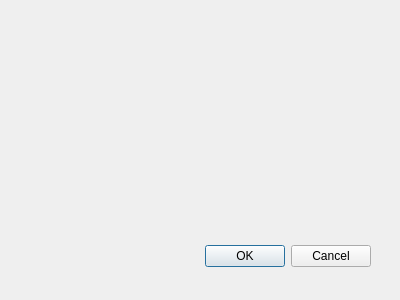
The window that mscore/notationpanel.ui (CraigFisher/MuseScore) describes before a commit, drawn with Qt 5.
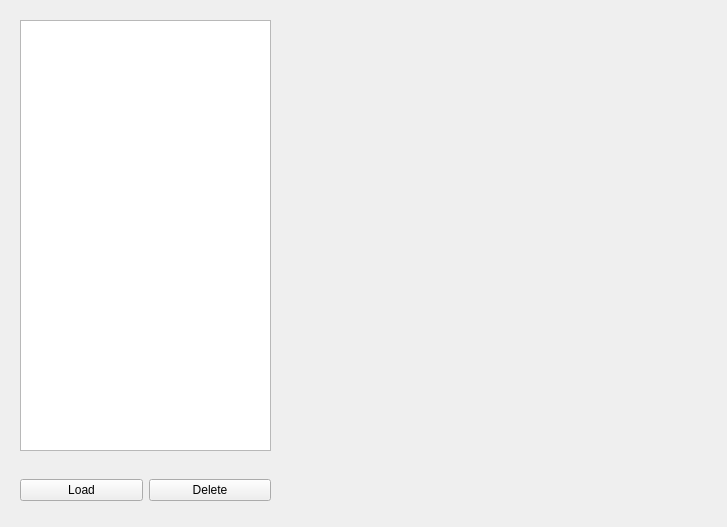
The same window after the commit.

The edit to the form file:
```diff
--- a/mscore/notationpanel.ui
+++ b/mscore/notationpanel.ui
@@ -3,32 +3,52 @@
  <comment/>
  <exportmacro/>
  <class>NotationPanel</class>
- <widget name="NotationPanel" class="QDialog">
+ <widget class="QWidget" name="NotationPanel">
   <property name="geometry">
    <rect>
     <x>0</x>
     <y>0</y>
-    <width>400</width>
-    <height>300</height>
+    <width>727</width>
+    <height>527</height>
    </rect>
   </property>
   <property name="windowTitle">
    <string>Dialog</string>
   </property>
-  <widget name="buttonBox" class="QDialogButtonBox">
+  <widget class="QWidget" name="horizontalLayoutWidget">
    <property name="geometry">
     <rect>
-     <x>30</x>
-     <y>240</y>
-     <width>341</width>
-     <height>32</height>
+     <x>20</x>
+     <y>470</y>
+     <width>251</width>
+     <height>41</height>
     </rect>
    </property>
-   <property name="orientation">
-    <enum>Qt::Horizontal</enum>
-   </property>
-   <property name="standardButtons">
-    <set>QDialogButtonBox::Cancel|QDialogButtonBox::Ok</set>
+   <layout class="QHBoxLayout" name="horizontalLayout">
+    <item>
+     <widget class="QPushButton" name="loadNotationButton">
+      <property name="text">
+       <string>Load</string>
+      </property>
+     </widget>
+    </item>
+    <item>
+     <widget class="QPushButton" name="removeNotationButton">
+      <property name="text">
+       <string>Delete</string>
+      </property>
+     </widget>
+    </item>
+   </layout>
+  </widget>
+  <widget class="QListWidget" name="notationList">
+   <property name="geometry">
+    <rect>
+     <x>20</x>
+     <y>20</y>
+     <width>251</width>
+     <height>431</height>
+    </rect>
    </property>
   </widget>
  </widget>
```
Left out of the diff: 40 changed lines with no effect on the pictures.
